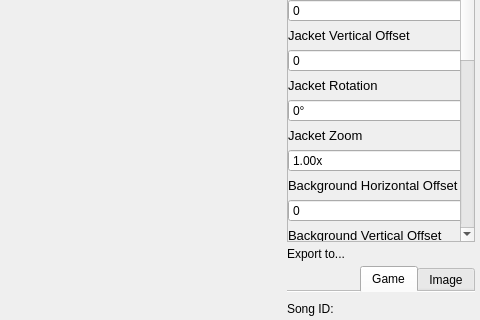
Above: Project Files/SpriteHelper.ui from vixen256/MegamixSpriteHelper before the change; both pictures show x 720 to 1200 and y 107 to 427 of the 1200 by 600 pixel window. Below: the same form after it.
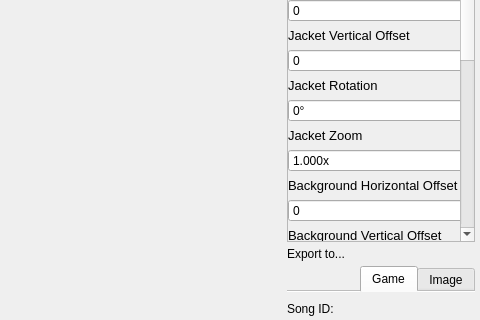
That is the form after the change.

Diff of the .ui file:
```diff
--- a/Project Files/SpriteHelper.ui
+++ b/Project Files/SpriteHelper.ui
@@ -552,7 +552,7 @@
               <string>x</string>
              </property>
              <property name="decimals">
-              <number>2</number>
+              <number>3</number>
              </property>
              <property name="minimum">
               <double>0.010000000000000</double>
```
Left out of the diff: 31 changed lines with no effect on the pictures.
